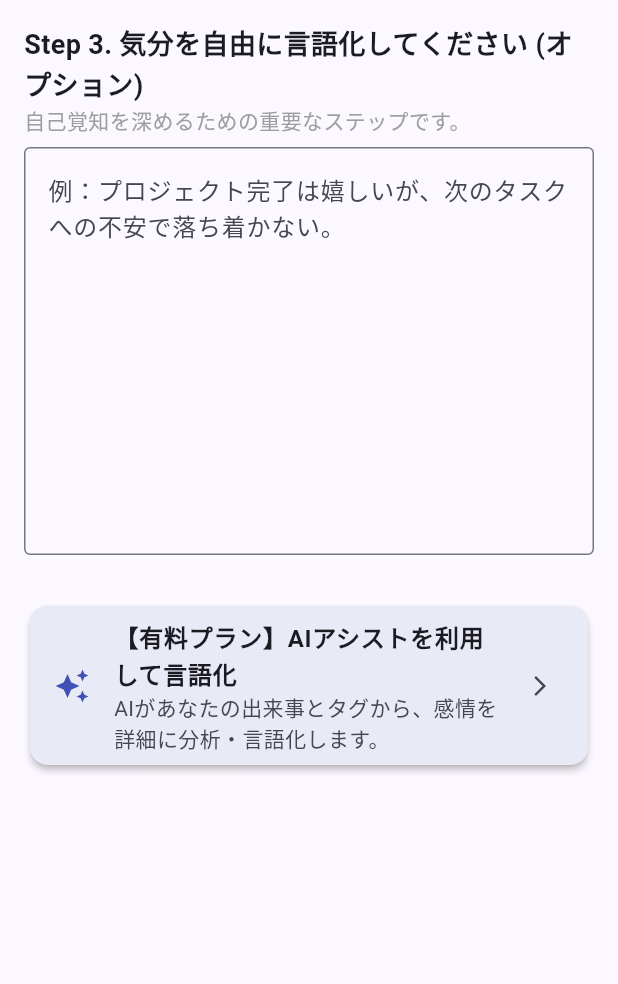
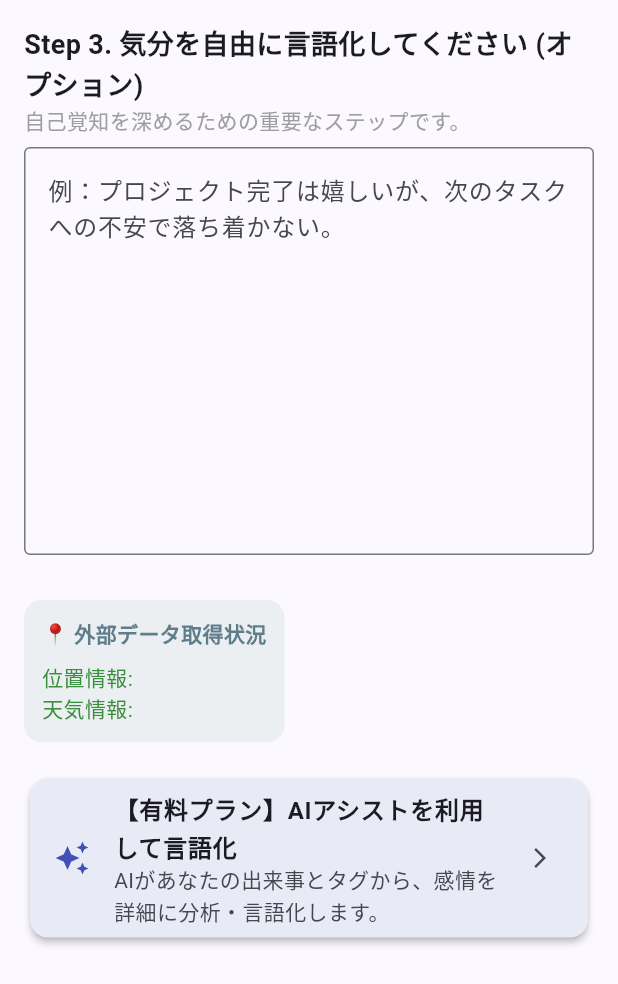
Before and after one commit to takehisa-nanba/self-awareness-diary, a Flutter app: the Step3LanguageScreen widget shown alone on an empty page, opened directly with empty values, on a phone screen of 412 x 824 dp. Shown: the top 984 px of the screen. Run offline on Flutter 3.47's test engine with Material 3 defaults, Android fonts, the phone set to English and light mode, and no system bars; our stand-ins replace fl_chart, flutter_dotenv, geolocator, google_generative_ai, isar, table_calendar; accounts and stored records are empty; generated files the repository leaves out were written again.

Commit message:
feat: 外部環境データ取得ロジックの強化と初期化問題の解消、履歴画面のベース実装

```diff
--- a/lib/screens/new_entry_steps/step3_language.dart
+++ b/lib/screens/new_entry_steps/step3_language.dart
@@ -3,13 +3,17 @@
 import 'package:flutter/material.dart';
 
 class Step3LanguageScreen extends StatelessWidget {
-  final TextEditingController languageController;
+  final TextEditingController languageController; // 言語化テキストコントローラー
   final VoidCallback onPremiumTap; // 有料プラン画面への遷移コールバック
+  final String locationString; // 位置情報文字列
+  final String weatherString; // 天気情報文字列
 
   const Step3LanguageScreen({
     super.key,
     required this.languageController,
     required this.onPremiumTap,
+    required this.locationString,
+    required this.weatherString,
   });
 
   @override
@@ -40,6 +44,41 @@ class Step3LanguageScreen extends StatelessWidget {
 
           const SizedBox(height: 30),
 
+          Card(
+            margin: const EdgeInsets.only(bottom: 20),
+            color: Colors.blueGrey.shade50,
+            elevation: 0,
+            child: Padding(
+              padding: const EdgeInsets.all(12.0),
+              child: Column(
+                crossAxisAlignment: CrossAxisAlignment.start,
+                children: [
+                  const Text(
+                    '📍 外部データ取得状況',
+                    style: TextStyle(fontWeight: FontWeight.bold, color: Colors.blueGrey),
+                  ),
+                  const SizedBox(height: 8),
+                  Text(
+                    '位置情報: $locationString',
+                    style: TextStyle(
+                      color: locationString.contains('取得中') || locationString.contains('エラー')
+                        ? Colors.red.shade700
+                        : Colors.green.shade700
+                    ),
+                  ),
+                  Text(
+                    '天気情報: $weatherString',
+                    style: TextStyle(
+                      color: weatherString.contains('取得中') || weatherString.contains('エラー')
+                        ? Colors.red.shade700
+                        : Colors.green.shade700
+                    ),
+                  ),
+                ],
+              ),
+            ),
+          ),
+
           // ★★★ AIアシスト（有料プラン導線）の配置 ★★★
           Card(
             color: Colors.indigo.shade50,
--- /dev/null
+++ b/lib/services/location_weather_service.dart
@@ -0,0 +1,94 @@
+// lib/services/location_weather_service.dart
+
+import 'dart:async';
+import 'dart:convert';
+import 'package:flutter/material.dart';
+import 'package:geolocator/geolocator.dart';
+import 'package:http/http.dart' as http;
+import 'package:flutter_dotenv/flutter_dotenv.dart'; // ★★★ 追記 ★★★
+
+class LocationWeatherService {
+  // ★★★ APIキーはここで一元管理 ★★★
+  final String _openWeatherApiKey = 'OPEN_WEATHER_API_KEY';
+  final String _weatherBaseUrl =
+      'https://api.openweathermap.org/data/2.5/weather';
+
+  // ★★★ 位置情報と天気を同時に取得し、マップ形式で返す ★★★
+  Future<Map<String, String>> getLocationAndWeather() async {
+    Position? position;
+    String locationString = '不明';
+    String weatherString = '不明';
+
+    bool locationSuccess = false;
+
+    try {
+      LocationPermission permission = await Geolocator.checkPermission();
+      if (permission == LocationPermission.denied) {
+        permission = await Geolocator.requestPermission();
+      }
+
+      if (permission == LocationPermission.whileInUse || permission == LocationPermission.always) {
+        position = await Geolocator.getCurrentPosition(
+          desiredAccuracy: LocationAccuracy.low,
+        );
+
+        locationString = 'Lat: ${position.latitude.toStringAsFixed(2)}, Lon: ${position.longitude.toStringAsFixed(2)}';
+        locationSuccess = true; // 位置情報取得に成功
+
+        // ★★★ 天気情報取得を別の try-catch でラップ ★★★
+        try {
+          weatherString = await _getWeather(position.latitude, position.longitude);
+          debugPrint('デバッグ: 天気情報取得完了');
+        } catch (e) {
+          weatherString = '天気取得エラー';
+          debugPrint('デバッグ: 天気取得サブエラー: $e');
+        }
+
+      } else {
+        locationString = '権限なし';
+        weatherString = '権限なし';
+      }
+
+    } catch (e) {
+      // 位置情報取得自体に失敗した場合のみ、locationStringを変更
+      if (!locationSuccess) {
+        locationString = '取得エラー';
+        weatherString = '取得エラー'; // 位置情報がないため、天気も取得エラー
+      }
+      debugPrint('デバッグ: 外部データ取得メインエラー: $e');
+    }
+
+    return {'location': locationString, 'weather': weatherString};
+  }
+
+  // 2. 気象情報を取得するサブ関数
+  Future<String> _getWeather(double lat, double lon) async {
+    final String? apiKey = dotenv.env[_openWeatherApiKey];
+
+    // 1. APIキーがない場合のチェック
+    if (apiKey == null || apiKey.isEmpty) {
+      return "天気取得エラー (APIキー未設定)";
+    }
+
+    final url = Uri.parse(
+      '$_weatherBaseUrl?lat=$lat&lon=$lon&appid=$apiKey&units=metric&lang=ja',
+    );
+
+    try {
+      final response = await http.get(url);
+
+      if (response.statusCode == 200) {
+        final data = json.decode(utf8.decode(response.bodyBytes));
+        final weatherDescription = data['weather'][0]['description'] ?? '不明';
+        final temperature = data['main']['temp'].toStringAsFixed(1) ?? 'N/A';
+        return '$weatherDescription / $temperature°C'; // ★★★ 成功パス
+      } else {
+        return '天気情報取得失敗 (${response.statusCode})'; // ★★★ 失敗パス (ステータスコードエラー)
+      }
+    } catch (e) {
+      // ネットワーク通信エラーやJSONパースエラー
+      debugPrint('デバッグ: 天気情報通信エラー: $e');
+      return '天気情報通信エラー'; // ★★★ 失敗パス (例外エラー)
+    }
+  } // _getWeather
+} // class LocationWeatherService
--- a/pubspec.yaml
+++ b/pubspec.yaml
@@ -67,7 +67,8 @@ flutter:
 
   # アプリケーションに画像などのアセット（素材）を追加するには、
   # 以下のように assets セクションを追加します:
-  # assets:
+  assets: # ★★★ 追記/修正 ★★★
+    - .env
   #   - images/a_dot_burr.jpeg
   #   - images/a_dot_ham.jpeg
 
```
Also changed, not shown: lib/main.dart (+23 -17 lines), lib/screens/new_entry_screen.dart (+185 -151 lines), lib/services/record_service.dart (+12 -80 lines), lib/widgets/location_status_bar.dart (added, +75 -0 lines).
